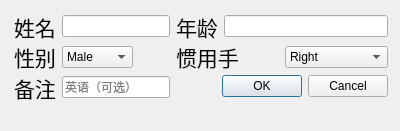
xuhui-hu/SciData2021, file Qt_UI/inputDialog.ui: the form before one commit.
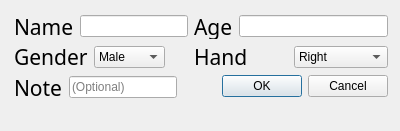
The form after the commit.

```diff
--- a/Qt_UI/inputDialog.ui
+++ b/Qt_UI/inputDialog.ui
@@ -13,7 +13,7 @@
   <property name="windowTitle">
    <string>Dialog</string>
   </property>
-  <widget class="QWidget" name="">
+  <widget class="QWidget" name="layoutWidget">
    <property name="geometry">
     <rect>
      <x>14</x>
@@ -36,7 +36,7 @@
          </font>
         </property>
         <property name="text">
-         <string>姓名</string>
+         <string>Name</string>
         </property>
        </widget>
       </item>
@@ -65,7 +65,7 @@
          </font>
         </property>
         <property name="text">
-         <string>年龄</string>
+         <string>Age</string>
         </property>
        </widget>
       </item>
@@ -87,7 +87,7 @@
          </font>
         </property>
         <property name="text">
-         <string>性别</string>
+         <string>Gender</string>
         </property>
        </widget>
       </item>
@@ -120,7 +120,7 @@
          </font>
         </property>
         <property name="text">
-         <string>惯用手</string>
+         <string>Hand</string>
         </property>
        </widget>
       </item>
@@ -158,14 +158,14 @@
          </font>
         </property>
         <property name="text">
-         <string>备注</string>
+         <string>Note</string>
         </property>
        </widget>
       </item>
       <item>
        <widget class="QLineEdit" name="tip">
         <property name="placeholderText">
-         <string>英语（可选）</string>
+         <string>(Optional)</string>
         </property>
        </widget>
       </item>
```
